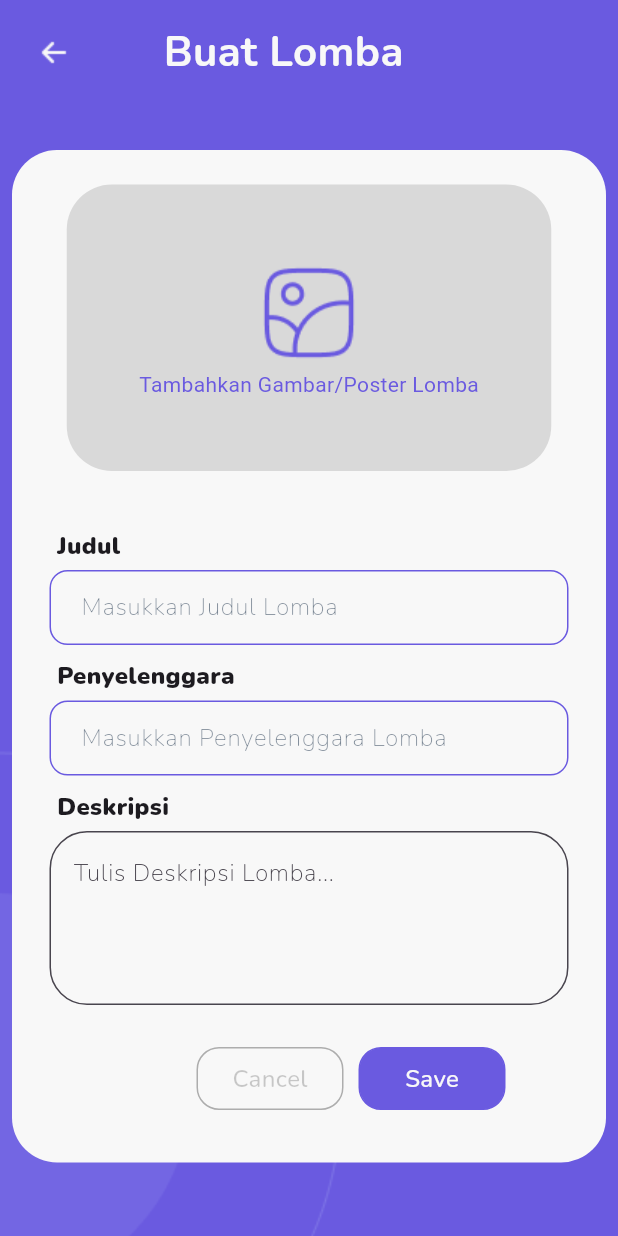
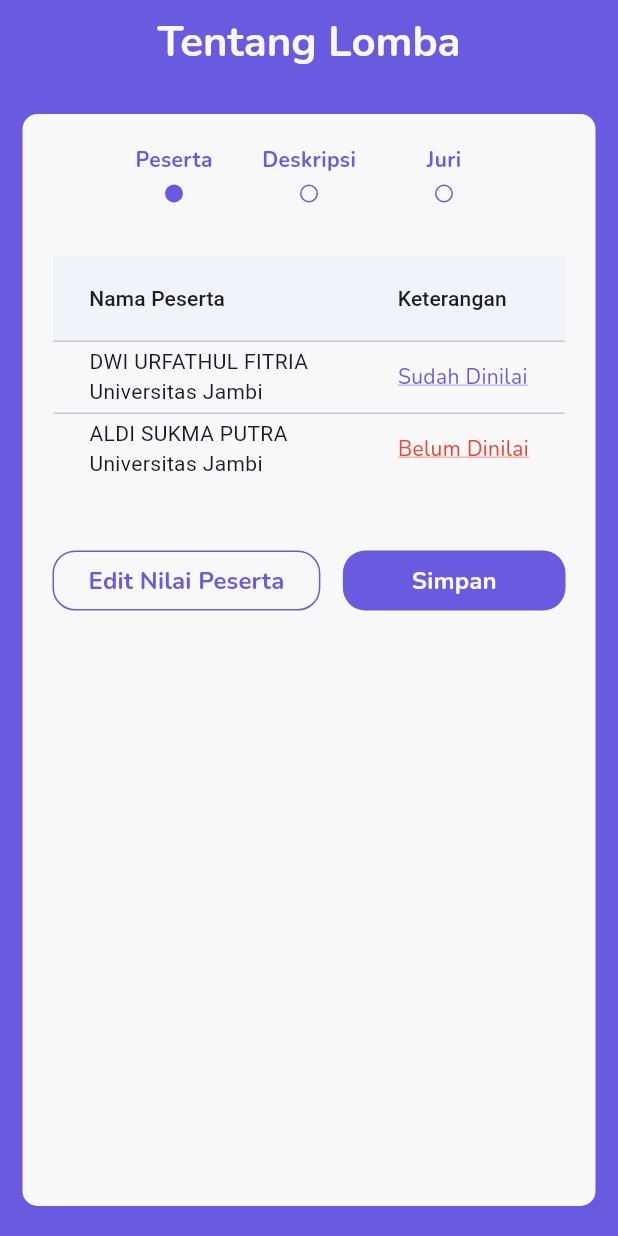
Before and after one commit to bagas-defandi/penilaian_app, a Flutter app: the screen it shows after launch, on a phone screen of 412 x 824 dp. Run offline on Flutter 3.47's test engine with Material 3 defaults, Android fonts, the phone set to English and light mode, and no system bars; our stand-ins replace carousel_slider, google_fonts.

Commit message:
Create Tentang Lomba dan Nilai Peserta Page

```diff
--- a/lib/main.dart
+++ b/lib/main.dart
@@ -1,6 +1,8 @@
 import 'package:flutter/material.dart';
 import 'package:penilaian_app/adminlogin_page.dart';
 import 'package:penilaian_app/jurilogin_page.dart';
+import 'package:penilaian_app/pages/nilai_peserta_page.dart';
+import 'package:penilaian_app/pages/tentang_lomba_page.dart';
 import 'package:penilaian_app/theme.dart';
 import 'package:penilaian_app/pages/home.dart';
 import 'package:penilaian_app/pages/createlomba_page.dart';
@@ -22,7 +24,7 @@
         colorScheme: ColorScheme.fromSeed(seedColor: Colors.deepPurple),
         useMaterial3: true,
       ),
-      home: CreateLomba(),
+      home: const TentangLombaPage(),
     );
   }
 }
--- a/lib/pages/home.dart
+++ b/lib/pages/home.dart
@@ -34,7 +34,6 @@ class _HomePageState extends State<HomePage> {
               SizedBox(
                 height: 50,
               ),
-
               // TOP BAR
               Center(
                 child: Text(
--- /dev/null
+++ b/lib/pages/tentang_lomba_page.dart
@@ -0,0 +1,359 @@
+import 'package:flutter/material.dart';
+import 'package:google_fonts/google_fonts.dart';
+import 'package:penilaian_app/theme.dart';
+
+class TentangLombaPage extends StatefulWidget {
+  const TentangLombaPage({super.key});
+
+  @override
+  State<TentangLombaPage> createState() => _TentangLombaPageState();
+}
+
+class _TentangLombaPageState extends State<TentangLombaPage> {
+  late List<Widget> tabs = [];
+  List<String> items = [
+    "Peserta",
+    "Deskripsi",
+    "Juri",
+  ];
+
+  @override
+  void initState() {
+    super.initState();
+    tabs = [
+      buildPeserta(),
+      buildDeskripsi(),
+      buildJuri(),
+    ];
+  }
+
+  int current = 0;
+
+  @override
+  Widget build(BuildContext context) {
+    return Scaffold(
+      appBar: AppBar(
+        backgroundColor: PrimaryColor,
+        title: Text(
+          "Tentang Lomba",
+          style: boldtTextStyle1.copyWith(color: NeutralWhiteColor),
+        ),
+        centerTitle: true,
+      ),
+      body: Container(
+        padding: const EdgeInsets.symmetric(horizontal: 15),
+        color: PrimaryColor,
+        child: Container(
+          margin: const EdgeInsets.symmetric(vertical: 20),
+          decoration: BoxDecoration(
+            color: NeutralWhiteColor,
+            borderRadius: const BorderRadius.all(Radius.circular(10)),
+          ),
+          child: Column(
+            children: [
+              Container(
+                margin: const EdgeInsets.only(top: 15, right: 15, left: 15),
+                width: double.infinity,
+                child: Container(
+                  height: 60,
+                  alignment: Alignment.center,
+                  child: ListView.builder(
+                    shrinkWrap: true,
+                    physics: const BouncingScrollPhysics(),
+                    scrollDirection: Axis.horizontal,
+                    itemCount: items.length,
+                    itemBuilder: ((context, index) {
+                      return GestureDetector(
+                        onTap: () {
+                          setState(() {
+                            current = index;
+                          });
+                        },
+                        child: AnimatedContainer(
+                          color: NeutralWhiteColor,
+                          duration: const Duration(milliseconds: 300),
+                          margin: const EdgeInsets.all(5),
+                          width: 80,
+                          height: 45,
+                          child: Column(
+                            children: [
+                              Text(
+                                items[index],
+                                style: boldTextStyle3.copyWith(
+                                  color: PrimaryColor,
+                                ),
+                              ),
+                              const SizedBox(height: 7),
+                              Container(
+                                width: 12,
+                                height: 12,
+                                decoration: current == index
+                                    ? BoxDecoration(
+                                        shape: BoxShape.circle,
+                                        color: PrimaryColor,
+                                      )
+                                    : BoxDecoration(
+                                        shape: BoxShape.circle,
+                                        border: Border.all(
+                                          color: PrimaryColor,
+                                          width: 1.0,
+                                        ),
+                                      ),
+                              )
+                            ],
+                          ),
+                        ),
+                      );
+                    }),
+                  ),
+                ),
+              ),
+              Expanded(
+                child: SingleChildScrollView(
+                  scrollDirection: Axis.vertical,
+                  child: tabs[current],
+                ),
+              )
+            ],
+          ),
+        ),
+      ),
+    );
+  }
+
+  Widget buildPeserta() {
+    return Container(
+      width: double.infinity,
+      padding: const EdgeInsets.all(20.0),
+      child: Column(
+        children: [
+          DataTable(
+            headingRowColor: MaterialStateColor.resolveWith(
+                (states) => const Color.fromRGBO(241, 243, 249, 1)),
+            columns: const [
+              DataColumn(
+                label: Text("Nama Peserta"),
+              ),
+              DataColumn(
+                label: Text("Keterangan"),
+              ),
+            ],
+            rows: [
+              DataRow(
+                cells: [
+                  const DataCell(
+                    Text("DWI URFATHUL FITRIA \nUniversitas Jambi"),
+                  ),
+                  DataCell(
+                    Text(
+                      "Sudah Dinilai",
+                      style: regularTextStyle4.copyWith(
+                        color: PrimaryColor,
+                        decoration: TextDecoration.underline,
+                        decorationColor: PrimaryColor,
+                      ),
+                    ),
+                  ),
+                ],
+              ),
+              DataRow(
+                cells: [
+                  const DataCell(
+                    Text("ALDI SUKMA PUTRA \nUniversitas Jambi"),
+                  ),
+                  DataCell(
+                    Text(
+                      "Belum Dinilai",
+                      style: regularTextStyle4.copyWith(
+                        color: Colors.red,
+                        decoration: TextDecoration.underline,
+                        decorationColor: Colors.red,
+                      ),
+                    ),
+                  ),
+                ],
+              ),
+            ],
+          ),
+          const SizedBox(height: 40),
+          Row(
+            children: [
+              OutlinedButton(
+                onPressed: () {},
+                style: OutlinedButton.styleFrom(
+                  shape: RoundedRectangleBorder(
+                    borderRadius: BorderRadius.circular(15),
+                  ),
+                  side: BorderSide(color: PrimaryColor),
+                ),
+                child: Text(
+                  "Edit Nilai Peserta",
+                  style: boldTextStyle3.copyWith(
+                    color: PrimaryColor,
+                    fontSize: 16,
+                  ),
+                ),
+              ),
+              const SizedBox(width: 15),
+              Expanded(
+                child: ElevatedButton(
+                  onPressed: () {},
+                  style: ElevatedButton.styleFrom(
+                    backgroundColor: PrimaryColor,
+                    elevation: 0,
+                    shape: RoundedRectangleBorder(
+                      borderRadius: BorderRadius.circular(
+                          15), // Set the border radius here
+                    ),
+                  ),
+                  child: Text(
+                    "Simpan",
+                    style: boldTextStyle3.copyWith(
+                      color: NeutralWhiteColor,
+                      fontSize: 16,
+                    ),
+                  ),
+                ),
+              ),
+            ],
+          ),
+        ],
+      ),
+    );
+  }
+
+  Widget buildDeskripsi() {
+    return Padding(
+      padding: const EdgeInsets.all(20.0),
+      child: Column(
+        crossAxisAlignment: CrossAxisAlignment.start,
+        children: [
+          InkWell(
+            child: Container(
+              width: double.infinity,
+              height: 200,
+              decoration: const BoxDecoration(
+                color: Color.fromRGBO(217, 217, 217, 1),
+                borderRadius: BorderRadius.all(
+                  Radius.circular(20),
+                ),
+              ),
+              child: Column(
+                mainAxisAlignment: MainAxisAlignment.center,
+                children: [
+                  Image.asset('assets/images/example_Poster.png'),
+                  Text(
+                    "Gambar Lomba",
+                    style: extraBoldTextStyle2.copyWith(
+                      color: PrimaryColor,
+                    ),
+                  ),
+                ],
+              ),
+            ),
+          ),
+          const SizedBox(height: 35),
+          Text(
+            "Lomba Cerdas Cermat",
+            style: GoogleFonts.nunito().copyWith(
+              fontSize: 20,
+              fontWeight: FontWeight.w800,
+            ),
+          ),
+          Text(
+            "Universitas Jambi",
+            style: GoogleFonts.nunito().copyWith(
+              fontSize: 20,
+              fontWeight: FontWeight.w500,
+            ),
+          ),
+          const SizedBox(height: 40),
+          Text(
+            "Deskripsi",
+            style: GoogleFonts.nunito().copyWith(
+              fontSize: 20,
+              color: const Color.fromRGBO(0, 0, 0, 0.6),
+              fontWeight: FontWeight.w500,
+            ),
+          ),
+          Text(
+            'Lorem ipsum dolor sit amet consectetur adipisicing elit. Quod hic velit perspiciatis, labore quos deleniti praesentium ullam dolore fugiat optio. Aliquam pariatur odit animi nesciunt eligendi atque repudiandae perferendis autem. Lorem ipsum dolor sit amet consectetur adipisicing elit. Quod hic velit perspiciatis, labore quos deleniti praesentium ullam dolore fugiat optio. Aliquam pariatur odit animi nesciunt eligendi atque repudiandae perferendis autem. Lorem ipsum dolor sit amet consectetur adipisicing elit. Quod hic velit perspiciatis, labore quos deleniti praesentium ullam dolore fugiat optio. Aliquam pariatur odit animi nesciunt eligendi atque repudiandae perferendis autem.',
+            style: GoogleFonts.nunito().copyWith(
+              fontSize: 16,
+              color: const Color.fromRGBO(0, 0, 0, 0.8),
+              fontWeight: FontWeight.w500,
+            ),
+            textAlign: TextAlign.justify,
+          )
+        ],
+      ),
+    );
+  }
+
+  Widget buildJuri() {
+    return Container(
+      width: double.infinity,
+      padding: const EdgeInsets.all(20.0),
+      child: DataTable(
+        headingRowColor: MaterialStateColor.resolveWith(
+            (states) => const Color.fromRGBO(241, 243, 249, 1)),
+        columns: const [
+          DataColumn(
+            label: Text("Nama Juri"),
+          ),
+          DataColumn(
+            label: Text(""),
+          ),
+        ],
+        rows: [
+          DataRow(
+            cells: [
+              const DataCell(
+                Text("RANDI TRINANDA \nUniversitas Jambi"),
+              ),
+              DataCell(
+                Row(
+                  mainAxisAlignment: MainAxisAlignment.end,
+                  children: [
+                    PopupMenuButton(
+                      iconSize: 28,
+                      itemBuilder: (context) => [
+                        const PopupMenuItem(
+                          value: 1,
+                          child: Text("Tes"),
+                        ),
+                      ],
+                    ),
+                  ],
+                ),
+              ),
+            ],
+          ),
+          DataRow(
+            cells: [
+              const DataCell(
+                Text("RANDI TRINANDA \nUniversitas Jambi"),
+              ),
+              DataCell(
+                Row(
+                  mainAxisAlignment: MainAxisAlignment.end,
+                  children: [
+                    PopupMenuButton(
+                      iconSize: 28,
+                      itemBuilder: (context) => [
+                        const PopupMenuItem(
+                          value: 1,
+                          child: Text("Tes"),
+                        ),
+                      ],
+                    ),
+                  ],
+                ),
+              ),
+            ],
+          ),
+        ],
+      ),
+    );
+  }
+}
--- a/lib/theme.dart
+++ b/lib/theme.dart
@@ -13,6 +13,8 @@ TextStyle boldtTextStyle2 = GoogleFonts.nunito().copyWith(
     fontWeight: FontWeight.w700, fontSize: 24, decoration: TextDecoration.none);
 TextStyle extraBoldTextStyle1 = GoogleFonts.nunito().copyWith(
     fontWeight: FontWeight.w900, fontSize: 16, decoration: TextDecoration.none);
+TextStyle extraBoldTextStyle2 = GoogleFonts.nunito().copyWith(
+    fontWeight: FontWeight.w800, fontSize: 16, decoration: TextDecoration.none);
 TextStyle semiBoldTextStyle1 = GoogleFonts.nunito().copyWith(
     fontWeight: FontWeight.w500, fontSize: 16, decoration: TextDecoration.none);
 TextStyle lightTextStyle1 = GoogleFonts.nunito().copyWith(
@@ -25,3 +27,5 @@ TextStyle regularTextstyle2 = GoogleFonts.nunito().copyWith(
     fontWeight: FontWeight.w400, fontSize: 12, decoration: TextDecoration.none);
 TextStyle regularTextStyle3 = GoogleFonts.nunito().copyWith(
     fontWeight: FontWeight.w300, fontSize: 10, decoration: TextDecoration.none);
+TextStyle regularTextStyle4 = GoogleFonts.nunito().copyWith(
+    fontWeight: FontWeight.w400, fontSize: 14, decoration: TextDecoration.none);
```
Also changed, not shown: lib/adminlogin_page.dart (+22 -21 lines), lib/jurilogin_page.dart (+22 -19 lines), lib/pages/nilai_peserta_page.dart (added, +155 -0 lines).
